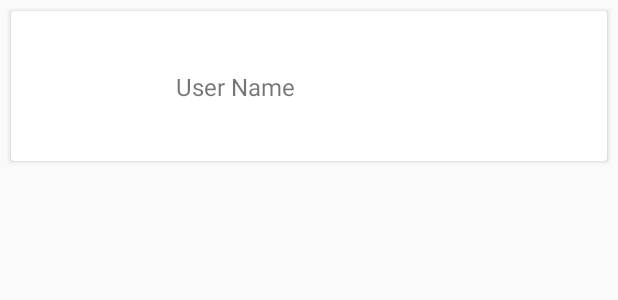
After one commit to shahrazeahmad07/Retrofit-RestAPI-MVVM-Demo, an Android app: the layout item_rv_singler_user.xml on its own in the app's theme, with its tools: preview values and no code run, on a phone screen of 412 x 824 dp. The commit adds this screen. Shown: the top 300 px of the screen. Run offline under Robolectric (Android 15) with nearby library versions, the phone set to English and light mode, and no system bars; network calls fail.

Commit message:
Shown fetched data in recycler View

```diff
--- /dev/null
+++ b/app/src/main/res/layout/item_rv_singler_user.xml
@@ -0,0 +1,37 @@
+<?xml version="1.0" encoding="utf-8"?>
+<androidx.cardview.widget.CardView xmlns:android="http://schemas.android.com/apk/res/android"
+    xmlns:app="http://schemas.android.com/apk/res-auto"
+    xmlns:tools="http://schemas.android.com/tools"
+    android:layout_width="match_parent"
+    android:layout_height="wrap_content"
+    android:layout_margin="7dp"
+    android:elevation="5dp">
+
+    <androidx.constraintlayout.widget.ConstraintLayout
+        android:layout_width="match_parent"
+        android:layout_height="wrap_content">
+
+        <ImageView
+            android:id="@+id/ivUserAvatar"
+            android:layout_width="100dp"
+            android:layout_height="100dp"
+            android:padding="10dp"
+            app:layout_constraintBottom_toBottomOf="parent"
+            app:layout_constraintStart_toStartOf="parent"
+            app:layout_constraintTop_toTopOf="parent" />
+
+        <TextView
+            android:id="@+id/tvUserName"
+            android:layout_width="0dp"
+            android:layout_height="wrap_content"
+            android:padding="10dp"
+            android:textSize="16sp"
+            app:layout_constraintBottom_toBottomOf="parent"
+            app:layout_constraintEnd_toEndOf="parent"
+            app:layout_constraintStart_toEndOf="@+id/ivUserAvatar"
+            app:layout_constraintTop_toTopOf="parent"
+            tools:text="User Name" />
+
+    </androidx.constraintlayout.widget.ConstraintLayout>
+
+</androidx.cardview.widget.CardView>
--- a/app/src/main/res/values/strings.xml
+++ b/app/src/main/res/values/strings.xml
@@ -1,3 +1,4 @@
 <resources>
     <string name="app_name">Retrofit 2 Demo</string>
+    <string name="no_user_found">No User Found!!</string>
 </resources>
```
Also changed, not shown: app/build.gradle (+7 -0 lines), app/src/main/java/com/example/retrofit2demo/MainActivity.kt (+30 -3 lines), app/src/main/java/com/example/retrofit2demo/adapters/UsersRvAdapter.kt (added, +39 -0 lines), app/src/main/res/layout/activity_main.xml (+19 -4 lines).
